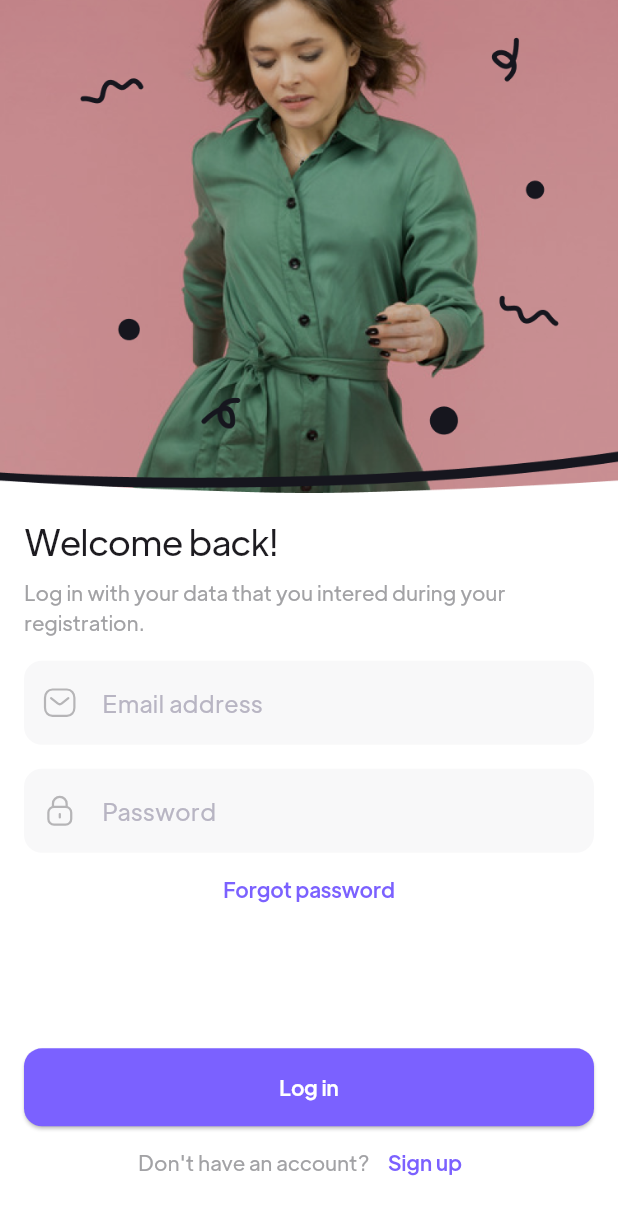
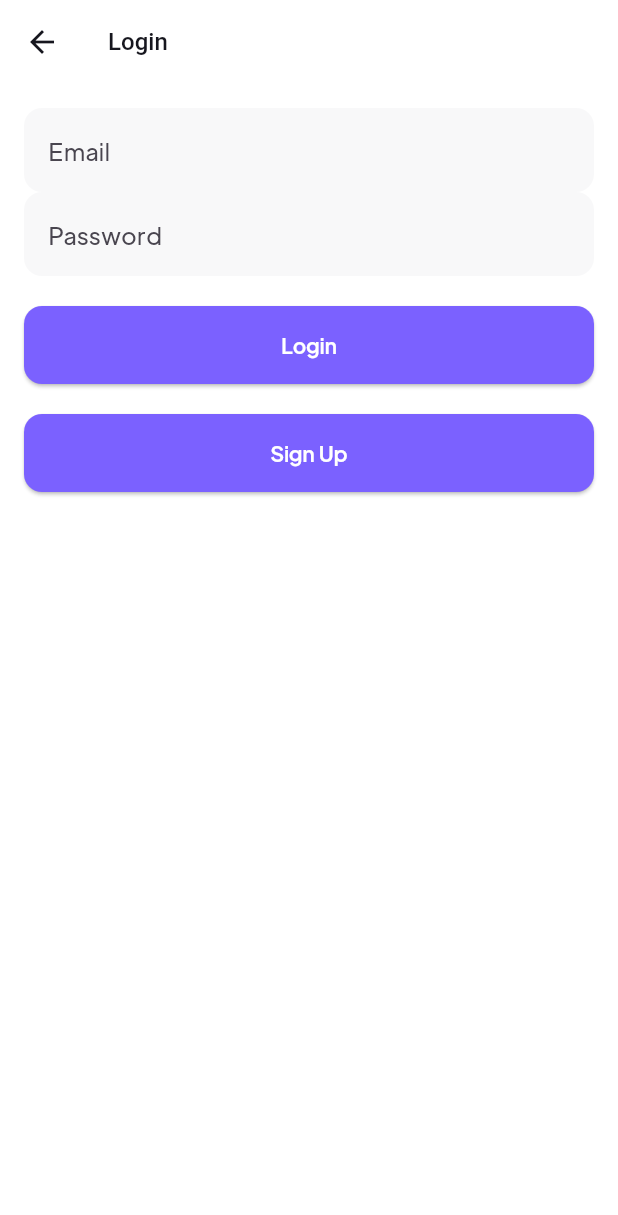
Before and after one commit to abdulrafayKhan-10/BabyShopHub-Mobile-App, a Flutter app: the LoginScreen screen opened by its route, on a phone screen of 412 x 824 dp. Shown: the top 1215 px of the screen. Run offline on Flutter 3.47's test engine with Material 3 defaults, Android fonts, the phone set to English and light mode, and no system bars; our stand-ins replace cached_network_image, cloud_firestore, dotted_border, dropdown_button2, firebase_auth, firebase_core and 9 more; missing offline and left inert: textfield_tags; accounts and stored records are empty; key blocks and very long unbroken strings in the code were emptied for the run.

Commit message:
Login & SignUp Code Completed

```diff
--- a/flutter_baby_shop/lib/user/screens/auth/views/login_screen.dart
+++ b/flutter_baby_shop/lib/user/screens/auth/views/login_screen.dart
@@ -1,8 +1,6 @@
+import 'package:firebase_auth/firebase_auth.dart';
 import 'package:flutter/material.dart';
-import 'package:shop/user/constants.dart';
-import 'package:shop/user/route/route_constants.dart';
-
-import 'components/login_form.dart';
+import 'signup_screen.dart'; // Import sign up screen
 
 class LoginScreen extends StatefulWidget {
   const LoginScreen({super.key});
@@ -12,76 +10,60 @@ class LoginScreen extends StatefulWidget {
 }
 
 class _LoginScreenState extends State<LoginScreen> {
-  final GlobalKey<FormState> _formKey = GlobalKey<FormState>();
+  final TextEditingController emailController = TextEditingController();
+  final TextEditingController passwordController = TextEditingController();
 
   @override
   Widget build(BuildContext context) {
-    final Size size = MediaQuery.of(context).size;
-
     return Scaffold(
-      body: SingleChildScrollView(
-        child: Column(
+      appBar: AppBar(
+        title: const Text('Login'),
+      ),
+      body: Padding(
+        padding: const EdgeInsets.all(16.0),
+        child: Form(
+          child: ListView(
             children: [
-            Image.asset(
-              "assets/images/login_dark.png",
-              fit: BoxFit.cover,
+              TextFormField(
+                controller: emailController,
+                decoration: const InputDecoration(labelText: 'Email'),
+                keyboardType: TextInputType.emailAddress,
               ),
-            Padding(
-              padding: const EdgeInsets.all(defaultPadding),
-              child: Column(
-                crossAxisAlignment: CrossAxisAlignment.start,
-                children: [
-                  Text(
-                    "Welcome back!",
-                    style: Theme.of(context).textTheme.headlineSmall,
+              TextFormField(
+                controller: passwordController,
+                decoration: const InputDecoration(labelText: 'Password'),
+                obscureText: true,
               ),
-                  const SizedBox(height: defaultPadding / 2),
-                  const Text(
-                    "Log in with your data that you intered during your registration.",
+              const SizedBox(height: 20),
+              ElevatedButton(
+                onPressed: () async {
+                  try {
+                    await FirebaseAuth.instance.signInWithEmailAndPassword(
+                      email: emailController.text,
+                      password: passwordController.text,
+                    );
+                    // Navigate to home or another screen
+                  } catch (e) {
+                    // Handle error
+                    ScaffoldMessenger.of(context).showSnackBar(
+                      SnackBar(content: Text('Login failed: ${e.toString()}')),
+                    );
+                  }
+                },
+                child: const Text('Login'),
               ),
-                  const SizedBox(height: defaultPadding),
-                  LogInForm(formKey: _formKey),
-                  Align(
-                    child: TextButton(
-                      child: const Text("Forgot password"),
-                      onPressed: () {
-                        Navigator.pushNamed(
-                            context, passwordRecoveryScreenRoute);
-                      },
-                    ),
-                  ),
-                  SizedBox(
-                    height: size.height > 700
-                        ? size.height * 0.1
-                        : defaultPadding,
-                  ),
+              const SizedBox(height: 20),
               ElevatedButton(
                 onPressed: () {
-                      if (_formKey.currentState!.validate()) {
-                        Navigator.pushNamedAndRemoveUntil(
+                  Navigator.push(
                     context,
-                            entryPointScreenRoute,
-                            ModalRoute.withName(logInScreenRoute));
-                      }
+                    MaterialPageRoute(builder: (context) => const SignUpScreen()),
+                  );
                 },
-                    child: const Text("Log in"),
-                  ),
-                  Row(
-                    mainAxisAlignment: MainAxisAlignment.center,
-                    children: [
-                      const Text("Don't have an account?"),
-                      TextButton(
-                        onPressed: () {
-                          Navigator.pushNamed(context, signUpScreenRoute);
-                        },
-                        child: const Text("Sign up"),
-                      )
-                    ],
+                child: const Text('Sign Up'),
               ),
             ],
           ),
-            )
-          ],
         ),
       ),
     );
--- a/flutter_baby_shop/pubspec.yaml
+++ b/flutter_baby_shop/pubspec.yaml
@@ -30,12 +30,12 @@ dependencies:
   dropdown_button2: ^2.3.9
   textfield_tags: ^3.0.1
   image_picker: ^1.1.2
-  firebase_core: ^3.1.0
+  firebase_core: ^3.2.0
   firebase_storage: ^12.0.1
   uuid: ^4.4.0
-  cloud_firestore: ^5.0.1
+  cloud_firestore: ^5.1.0
   toastification: ^2.0.0
-  firebase_auth: ^5.1.1
+  firebase_auth: ^5.1.2
   gestures: ^1.0.0
 
 dev_dependencies:
```
Also changed, not shown: flutter_baby_shop/lib/user/screens/auth/views/signup_screen.dart (+77 -79 lines). Lines whose indentation alone changed are shown as unchanged.
